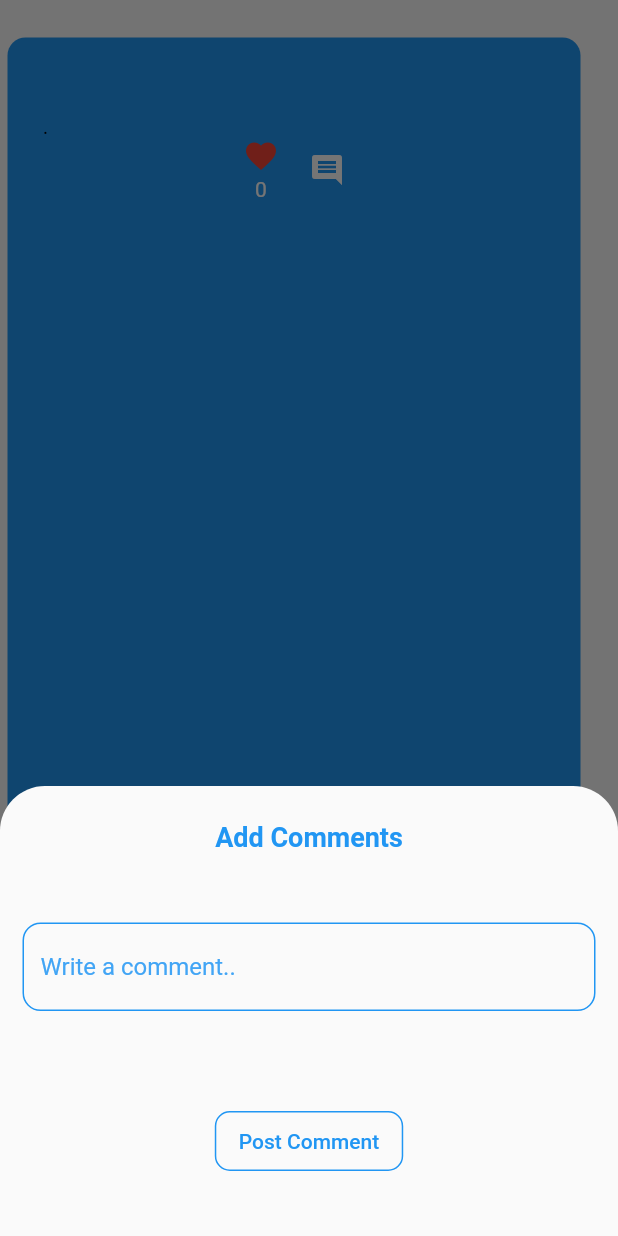
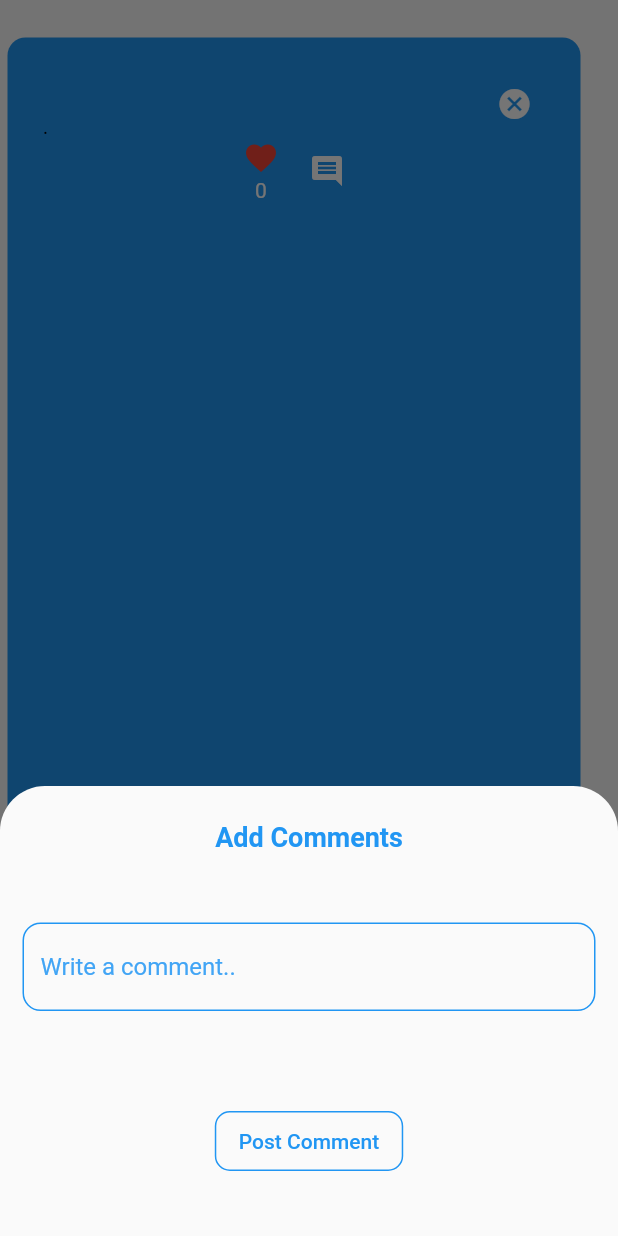
Before and after one commit to Tosin2289/Dev-Crib, a Flutter app: the CribPosts widget shown alone on an empty page, opened directly with empty values, after a tap on the "favorite outline" icon, after a tap on the "comment" icon, on a phone screen of 412 x 824 dp. Run offline on Flutter 3.47's test engine with Material 2 defaults, Android fonts, the light colour scheme and no system bars; our stand-ins replace cloud_firestore, firebase_auth, firebase_core, flutter_custom_clippers, google_mobile_ads; accounts and stored records are empty; network calls fail.

Commit message:
fourteenth commit

```diff
--- a/lib/autenticate/forgotpasswordpage.dart
+++ b/lib/autenticate/forgotpasswordpage.dart
@@ -121,6 +121,7 @@ class _ForgotState extends State<Forgot> {
                     padding: const EdgeInsets.only(
                         left: 20.0, right: 20.0, bottom: 10.0),
                     child: Divider(
+                      thickness: 0.8,
                       color: Colors.blue.shade400,
                     ),
                   ),
--- /dev/null
+++ b/lib/widgets/delete_button.dart
@@ -0,0 +1,17 @@
+import 'package:flutter/material.dart';
+
+class DeleteButton extends StatelessWidget {
+  final void Function()? onPressed;
+  const DeleteButton({Key? key, required this.onPressed}) : super(key: key);
+
+  @override
+  Widget build(BuildContext context) {
+    return IconButton(
+      onPressed: onPressed,
+      icon: Icon(
+        Icons.cancel,
+        color: Colors.white,
+      ),
+    );
+  }
+}
--- a/pubspec.yaml
+++ b/pubspec.yaml
@@ -52,7 +52,7 @@ dev_dependencies:
 flutter_icons:
   android: "launcher_icon"
   ios: true
-  image_path: "assets/pro1.png"
+  image_path: "assets/dev.png"
   # The "flutter_lints" package below contains a set of recommended lints to
   # encourage good coding practices. The lint set provided by the package is
   # activated in the `analysis_options.yaml` file located at the root of your
```
Also changed, not shown: lib/widgets/crib_posts.dart (+66 -2 lines), 28 other files.
